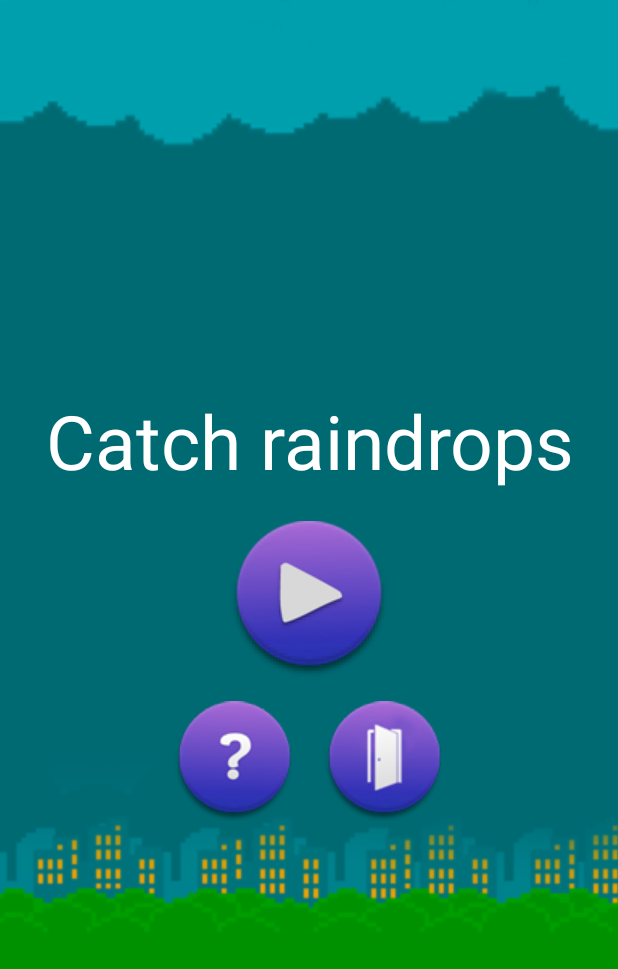
After one commit to sanyok7734/Game, an Android app: the layout activity_start.xml on its own in the app's theme, with its tools: preview values and no code run, on a phone screen of 412 x 824 dp. The commit adds this screen. Shown: the top 969 px of the screen. Run offline under Robolectric (Android 15) with nearby library versions, the phone set to English and light mode, and no system bars.

Commit message:
Add start view

```diff
--- a/app/src/main/AndroidManifest.xml
+++ b/app/src/main/AndroidManifest.xml
@@ -8,7 +8,7 @@
         android:supportsRtl="true"
         android:theme="@style/AppTheme">
 
-        <activity android:name=".MainActivity"
+        <activity android:name=".StartActivity"
             android:label="@string/app_name">
             <intent-filter>
                 <action android:name="android.intent.action.MAIN" />
@@ -16,6 +16,8 @@
             </intent-filter>
         </activity>
 
+        <activity android:name=".MainActivity"/>
+
     </application>
 
 </manifest>
--- a/app/src/main/java/com/odintsov/game/view/GameView.java
+++ b/app/src/main/java/com/odintsov/game/view/GameView.java
@@ -189,7 +189,7 @@ public class GameView extends SurfaceView implements Runnable {
         while (true) {
             Random rnd = new Random();
             try {
-                Thread.sleep(rnd.nextInt(2000) + 800);
+                Thread.sleep(rnd.nextInt(2000) + 500);
                 ball.add(createSprite(R.drawable.drop));
             } catch (InterruptedException e) {
                 e.printStackTrace();
--- /dev/null
+++ b/app/src/main/res/layout/activity_start.xml
@@ -0,0 +1,71 @@
+<?xml version="1.0" encoding="utf-8"?>
+<FrameLayout xmlns:android="http://schemas.android.com/apk/res/android"
+    android:layout_width="match_parent"
+    android:layout_height="match_parent">
+
+    <ImageView
+        android:layout_width="match_parent"
+        android:layout_height="match_parent"
+        android:src="@drawable/fon_start"
+        android:scaleType="centerCrop"/>
+
+    <LinearLayout
+        android:layout_width="match_parent"
+        android:layout_height="wrap_content"
+        android:layout_gravity="center"
+        android:orientation="vertical">
+
+    <TextView
+        android:id="@+id/name_game"
+        android:layout_width="wrap_content"
+        android:layout_height="wrap_content"
+        android:textColor="#fff"
+        android:textSize="50sp"
+        android:paddingLeft="16dp"
+        android:paddingRight="16dp"
+        android:gravity="center"
+        android:layout_gravity="center_horizontal"
+        android:text="Catch raindrops"/>
+
+
+
+            <ImageView
+                android:id="@+id/buttonStart"
+                android:layout_width="wrap_content"
+                android:layout_height="wrap_content"
+                android:layout_marginTop="20dp"
+                android:src="@drawable/forward_btn"
+                android:layout_gravity="center"/>
+
+
+
+    <LinearLayout
+        android:layout_width="wrap_content"
+        android:layout_height="match_parent"
+        android:orientation="horizontal"
+        android:padding="16dp"
+        android:layout_gravity="center" >
+
+        <ImageView
+            android:id="@+id/about"
+            android:layout_width="wrap_content"
+            android:layout_height="wrap_content"
+            android:src="@drawable/faq_btn"
+            android:layout_gravity="center"/>
+
+        <View
+            android:layout_width="20dp"
+            android:layout_height="match_parent"/>
+
+        <ImageView
+            android:id="@+id/exit"
+            android:layout_width="wrap_content"
+            android:layout_height="wrap_content"
+            android:src="@drawable/exit_btn"
+            android:layout_gravity="center"/>
+
+    </LinearLayout>
+
+    </LinearLayout>
+
+</FrameLayout>
--- a/app/src/main/res/values/strings.xml
+++ b/app/src/main/res/values/strings.xml
@@ -1,3 +1,3 @@
 <resources>
-    <string name="app_name">Game</string>
+    <string name="app_name">Catch raindrops</string>
 </resources>
```
Also changed, not shown: app/src/main/java/com/odintsov/game/FinishActivity.java (added, +12 -0 lines), app/src/main/java/com/odintsov/game/StartActivity.java (added, +63 -0 lines), app/src/main/java/com/odintsov/game/utils/Screen.java (deleted, +0 -12 lines), app/src/main/res/layout/activity_finish.xml (added, +73 -0 lines), app/src/main/assets/fonts/PFArmonia-Bold.ttf (added), app/src/main/assets/fonts/PFArmonia-Reg.ttf (added), app/src/main/res/drawable/exit_btn.png (added), app/src/main/res/drawable/faq_btn.png (added), app/src/main/res/drawable/fon.png, app/src/main/res/drawable/fon_start.png (added), app/src/main/res/drawable/forward_btn.png (added), app/src/main/res/drawable/restart_btn.png (added).
